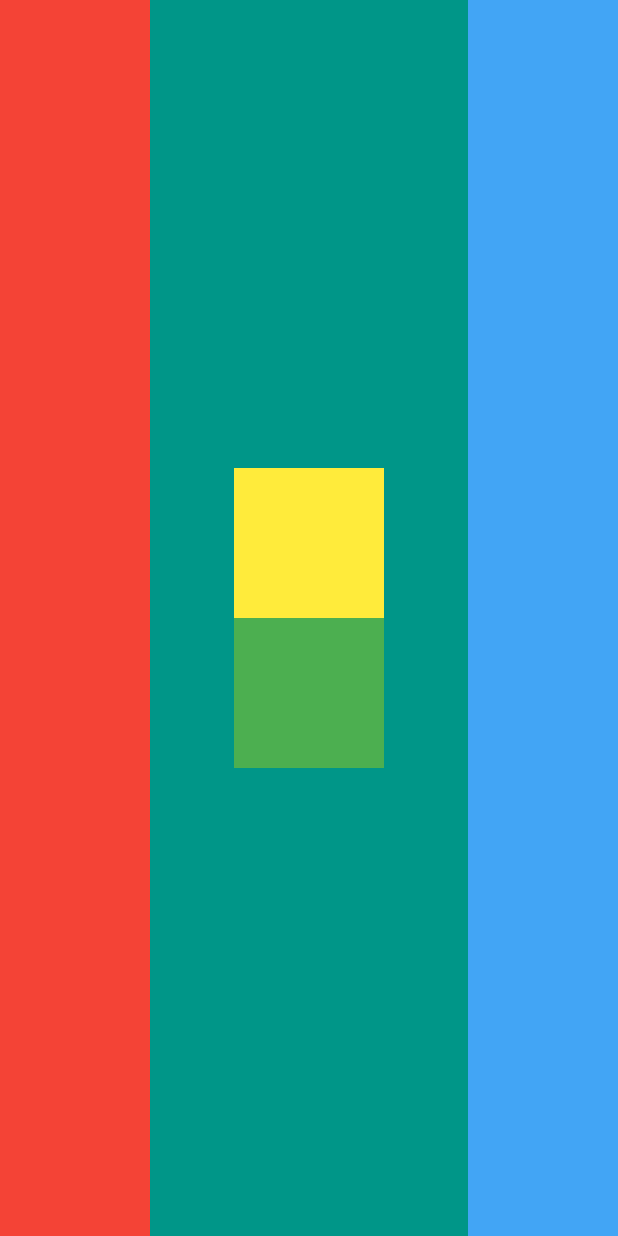
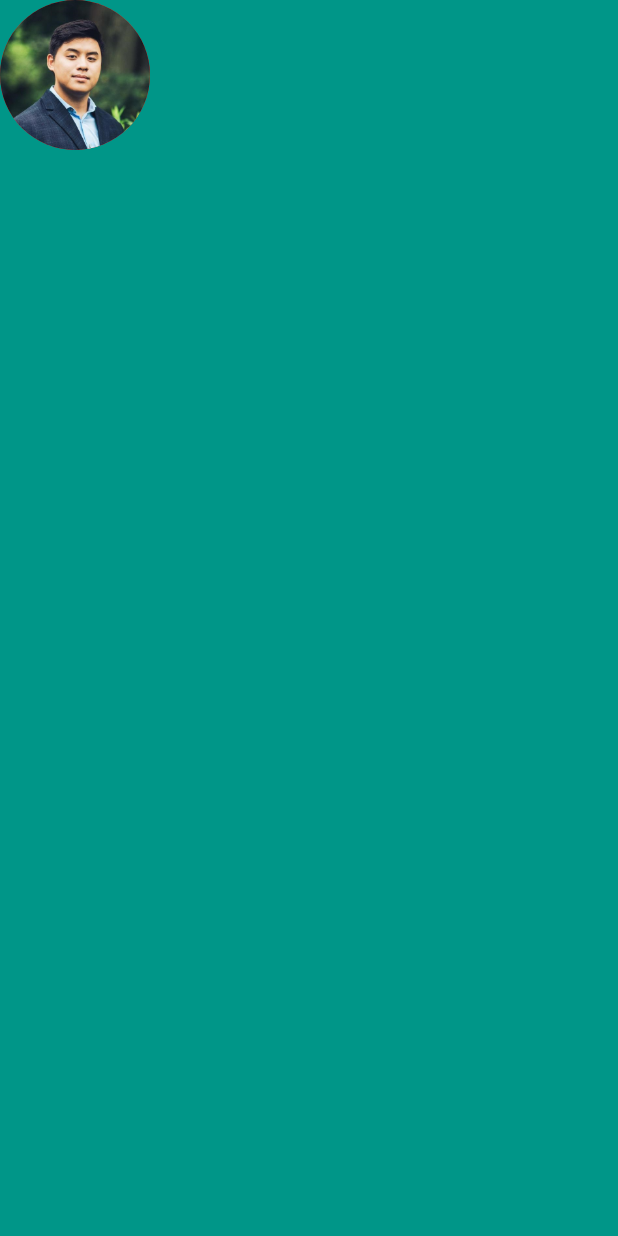
Before and after one commit to jurytan/road_to_flutter, a Flutter app: the screen it shows after launch, on a phone screen of 412 x 824 dp. Run offline on Flutter 3.47's test engine with Material 2 defaults, Android fonts, the phone set to English and light mode, and no system bars.

Commit message:
Added profile pic

```diff
--- a/mi_card_flutter/lib/main.dart
+++ b/mi_card_flutter/lib/main.dart
@@ -11,37 +11,12 @@ class MyApp extends StatelessWidget {
       home: Scaffold(
         backgroundColor: Colors.teal,
         body: SafeArea(
-          child: Row(
-            mainAxisAlignment: MainAxisAlignment.spaceBetween,
-            crossAxisAlignment: CrossAxisAlignment.stretch,
+          child: Column(
             children: <Widget>[
-              Container(
-                width: 100.0,
-                color: Colors.red,
-                child: Text(''),
-              ),
-              Container(
-                width: 100.0,
-                child: Column(
-                  mainAxisAlignment: MainAxisAlignment.center,
-                  children: <Widget>[
-                    Container(
-                      width: 100.0,
-                      height: 100.0,
-                      color: Colors.yellow,
-                    ),
-                    Container(
-                      width: 100.0,
-                      height: 100.0,
-                      color: Colors.green,
-                    ),
-                  ],
-                ),
-              ),
-              Container(
-                width: 100.0,
-                color: Colors.blue[400],
-                child: Text(''),
+              CircleAvatar(
+                radius: 50.0,
+                backgroundColor: Colors.red,
+                backgroundImage: AssetImage('images/profile_pic.jpg'),
               ),
             ],
           ),
--- a/mi_card_flutter/pubspec.yaml
+++ b/mi_card_flutter/pubspec.yaml
@@ -37,8 +37,8 @@ flutter:
   uses-material-design: true
 
   # To add assets to your application, add an assets section, like this:
-  # assets:
-  #  - images/a_dot_burr.jpeg
+  assets:
+   - images/
   #  - images/a_dot_ham.jpeg
 
   # An image asset can refer to one or more resolution-specific "variants", see
```
Also changed, not shown: mi_card_flutter/images/profile_pic.jpg (added).
